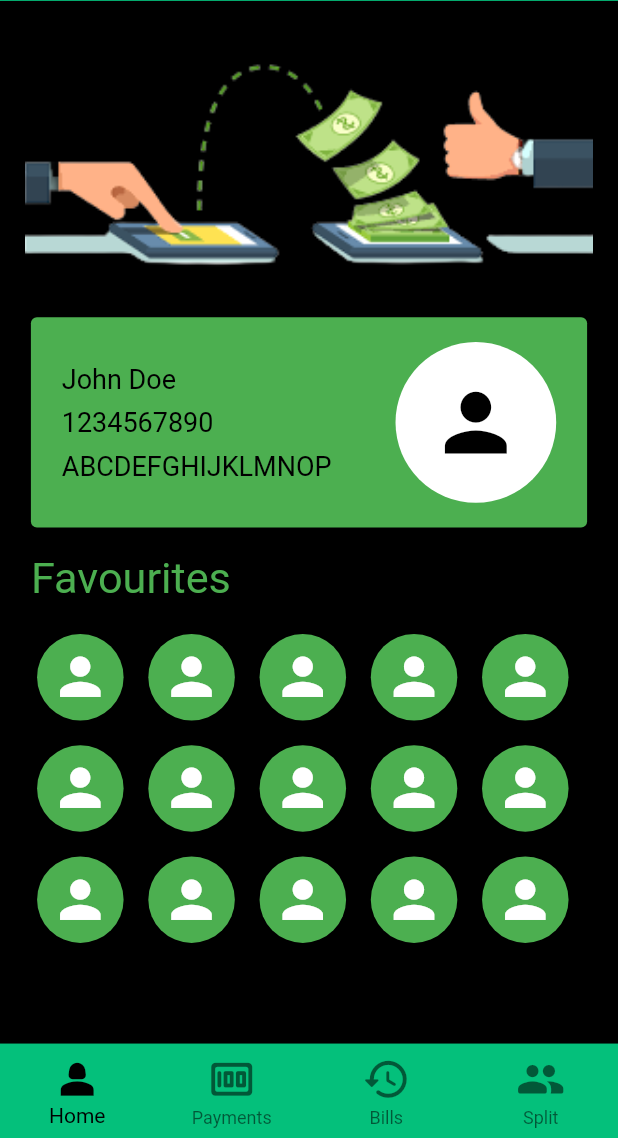
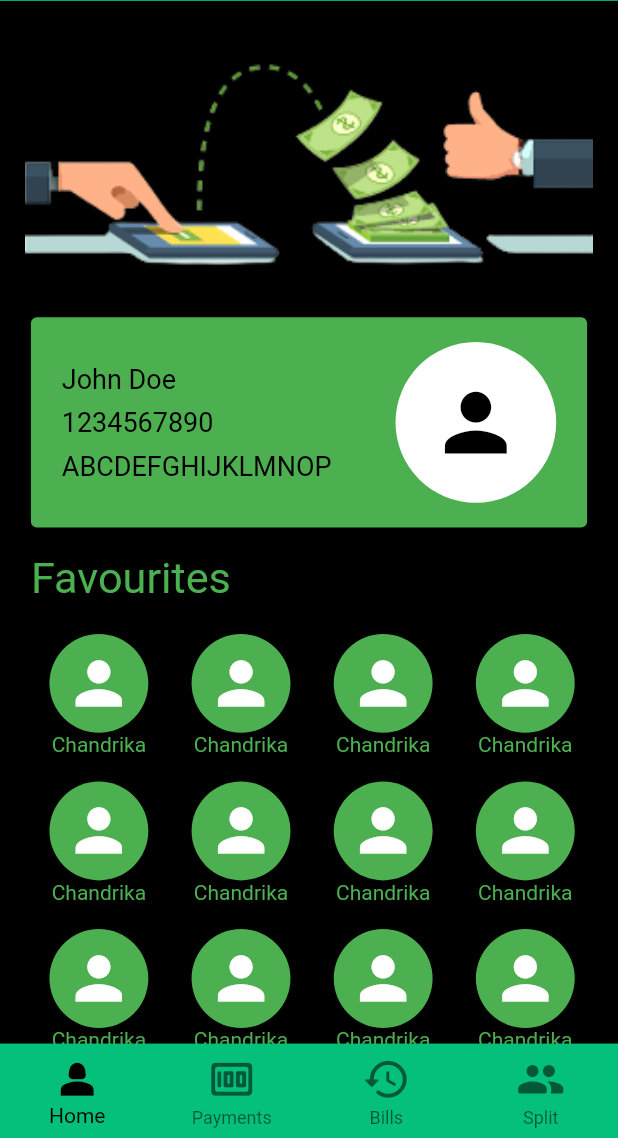
Before and after one commit to Laxmi-Sreenivas/flowpay, a Flutter app: the PageTemplate screen opened directly, on a phone screen of 412 x 824 dp, the part 98-1236 px from its top. Run offline on Flutter 3.47's test engine with Material 2 defaults, Android fonts, the phone set to English and light mode, and no system bars.

Commit message:
small changes

```diff
--- a/lib/welcome/favourite.dart
+++ b/lib/welcome/favourite.dart
@@ -3,12 +3,15 @@ import 'package:flutter/material.dart';
 class Favourite extends StatelessWidget {
   final double size;
   final IconData icon;
+  final String username;
 
-  const Favourite({Key? key, required this.size, required this.icon}) : super(key: key);
+  const Favourite({Key? key, required this.size, required this.icon, required this.username}) : super(key: key);
 
   @override
   Widget build(BuildContext context) {
-    return Container(
+    return Column(
+      children: [
+        Container(
           width: size,
           height: size,
           child: CircleAvatar(
@@ -19,6 +22,14 @@ class Favourite extends StatelessWidget {
               color: Colors.white,
             ),
           ),
+        ),
+        Text(
+          username,
+          style: TextStyle(
+            color: Colors.green,
+          ),
+        ),
+      ],
     );
   }
 }
--- a/lib/welcome/welcome.dart
+++ b/lib/welcome/welcome.dart
@@ -8,10 +8,11 @@ class Welcome extends StatelessWidget {
     final MediaQueryData mediaQuery = MediaQuery.of(context);
     double w = mediaQuery.size.width;
     double h = mediaQuery.size.height;
-    return Column(
+    return SingleChildScrollView(
+      child: Column(
         mainAxisAlignment: MainAxisAlignment.start,
         crossAxisAlignment: CrossAxisAlignment.start,
-        children:[
+        children: [
           Row(
             mainAxisAlignment: MainAxisAlignment.center,
             children: [
@@ -30,31 +31,36 @@ class Welcome extends StatelessWidget {
           Row(
             mainAxisAlignment: MainAxisAlignment.center,
             children: [
-              SizedBox(width:w*0.03),
+              SizedBox(width: w * 0.03),
               ProfileCard(),
-              SizedBox(width:w*0.03),
+              SizedBox(width: w * 0.03),
             ],
           ),
           Padding(
-            padding: EdgeInsets.fromLTRB(w*0.05,w*0.03,w*0.05,w*0.03),
+            padding: EdgeInsets.fromLTRB(w * 0.05, w * 0.03, w * 0.05, w * 0.03),
             child: Text(
               'Favourites',
               style: TextStyle(
                 color: Colors.green,
-                fontSize: w*0.07,
+                fontSize: w * 0.07,
               ),
             ),
           ),
-          Padding(padding: EdgeInsets.fromLTRB(w*0.04,0,w*0.04,w*0.04),
-          child:Row(
+          Padding(
+            padding: EdgeInsets.fromLTRB(w * 0.04, 0, w * 0.04, w * 0.04),
+            child: Row(
               mainAxisAlignment: MainAxisAlignment.start,
-            children: List.generate(5, (rowIndex) {
+              children: List.generate(4, (rowIndex) {
                 return Column(
                   children: List.generate(3, (colIndex) {
                     //final index = rowIndex * 3 + colIndex;
                     return Padding(
-                    padding: EdgeInsets.all(w * 0.02),
-                    child: Favourite(size: w*0.14,icon: Icons.person,),
+                      padding: EdgeInsets.fromLTRB(w * 0.04,w * 0.02,w * 0.03,w * 0.02),
+                      child: Favourite(
+                        size: w * 0.16,
+                        icon: Icons.person,
+                        username: 'Chandrika',
+                      ),
                     );
                   }),
                 );
@@ -62,7 +68,7 @@ class Welcome extends StatelessWidget {
             ),
           ),
         ],
+      ),
     );
-
   }
 }
```
Lines whose indentation alone changed are shown as unchanged.
